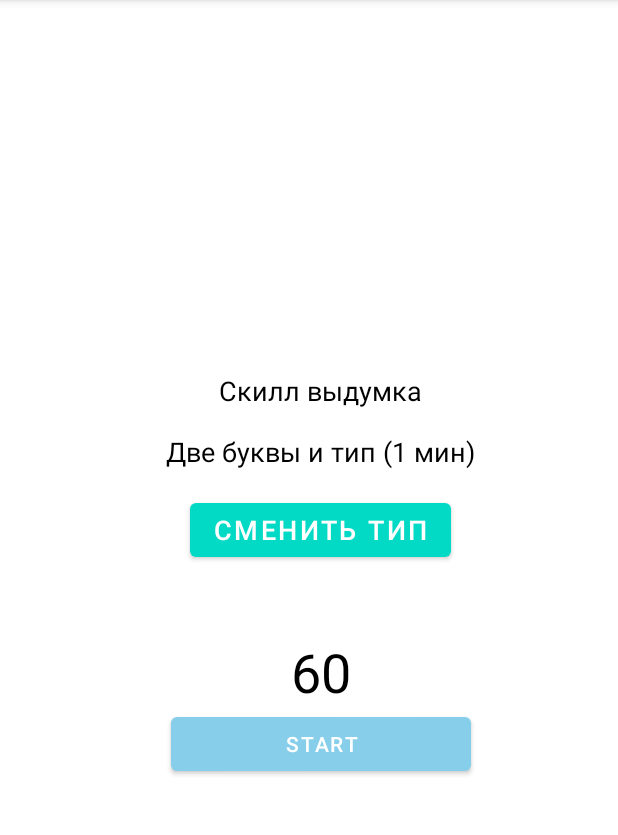
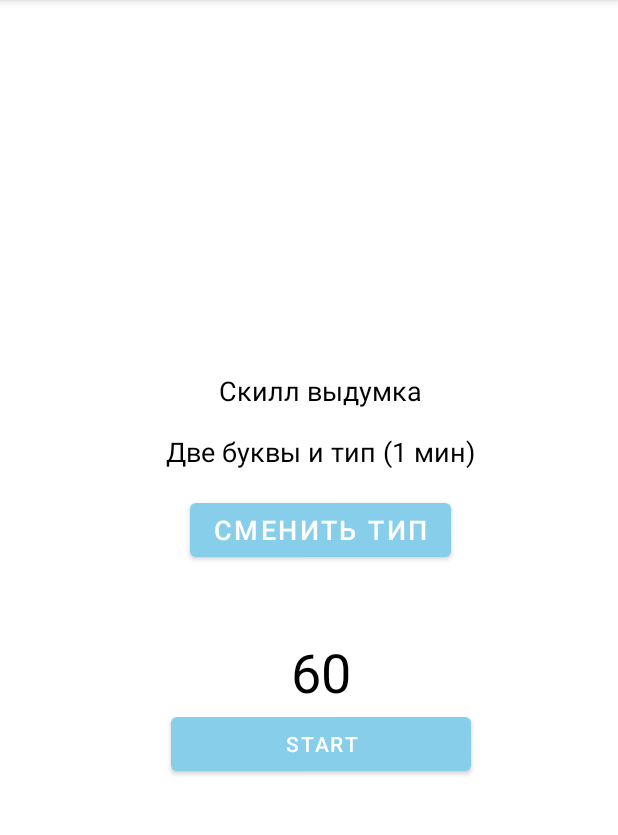
Before and after one commit to Vacheslav676/Random_Letter_2, an Android app: the categoryAnd2Letters screen opened directly, with no data from a screen before it, on a phone screen of 412 x 824 dp, the part 84-919 px from its top. Run offline under Robolectric (Android 15) with nearby library versions, the phone set to English and light mode, and no system bars.

Commit message:
Поправил темы.

```diff
--- a/app/src/main/res/layout/activity_category_and2_letters.xml
+++ b/app/src/main/res/layout/activity_category_and2_letters.xml
@@ -54,8 +54,7 @@
             android:layout_marginBottom="46dp"
             android:onClick="submitOrder3"
             android:text="Сменить тип"
-            android:textSize="18sp"
-            app:backgroundTint="@color/teal_200" />
+            android:textSize="18sp"/>
 
 
         <EditText
```
